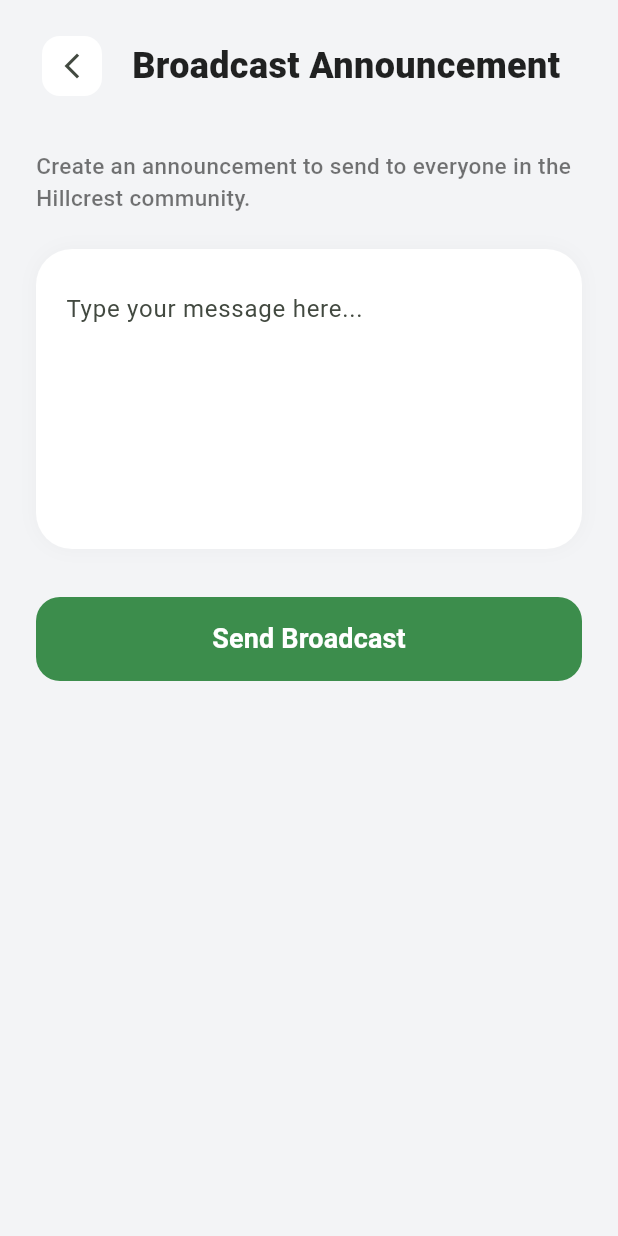
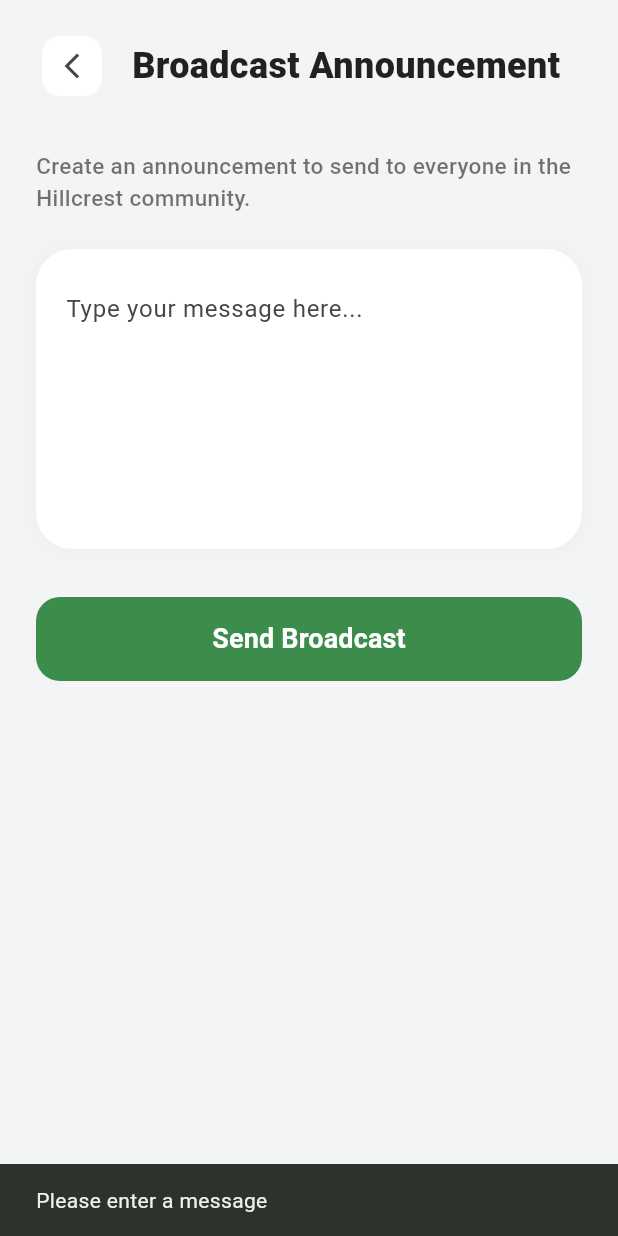
Before and after one commit to zuchichi/App-for-Hillcrest, a Flutter app: the BroadcastPage screen opened directly, after a tap on "Send Broadcast", on a phone screen of 412 x 824 dp. Run offline on Flutter 3.47's test engine with Material 3 defaults, Android fonts, the phone set to English and light mode, and no system bars; our stand-ins replace cloud_firestore, confetti, firebase_auth, firebase_core, firebase_messaging, flutter_local_notifications and 2 more; accounts and stored records are empty.

Commit message:
Apparently none of the changes that I've done over this past week have actually committed and I don't care enough to redo the comments, so if you care enough to see what I changed read through the changes

```diff
--- a/app_for_hillcrest/lib/main.dart
+++ b/app_for_hillcrest/lib/main.dart
@@ -1,9 +1,16 @@
 import 'package:flutter/material.dart';
 import 'package:firebase_core/firebase_core.dart';
-import 'package:flutter/foundation.dart' show defaultTargetPlatform, kIsWeb;
+import 'package:firebase_messaging/firebase_messaging.dart';
+import 'package:flutter/foundation.dart' show defaultTargetPlatform, kIsWeb, debugPrint, TargetPlatform;
 import 'firebase_options.dart';
+import 'services/notification_service.dart';
 
 import 'app.dart';
+
+Future<void> _firebaseMessagingBackgroundHandler(RemoteMessage message) async {
+  // Handle background messages here if needed
+  await Firebase.initializeApp();
+}
 
 void main() async {
   WidgetsFlutterBinding.ensureInitialized();
@@ -19,6 +26,11 @@ void main() async {
         options: DefaultFirebaseOptions.currentPlatform,
       );
       firebaseAvailable = true;
+
+      // Initialize notifications
+      FirebaseMessaging.onBackgroundMessage(_firebaseMessagingBackgroundHandler);
+      await NotificationService.initialize();
+
     } catch (e) {
       debugPrint("Firebase initialization failed: $e");
     }
--- a/app_for_hillcrest/lib/pages/broadcast_page.dart
+++ b/app_for_hillcrest/lib/pages/broadcast_page.dart
@@ -1,6 +1,8 @@
 import 'package:flutter/material.dart';
 import '../theme/app_theme.dart';
 import '../data/translations.dart';
+import '../services/auth_service.dart';
+import '../services/broadcast_service.dart';
 
 class BroadcastPage extends StatefulWidget {
   const BroadcastPage({super.key});
@@ -12,20 +14,42 @@ class BroadcastPage extends StatefulWidget {
 class _BroadcastPageState extends State<BroadcastPage> {
   final _messageController = TextEditingController();
   bool _isSending = false;
+  final AuthService _authService = AuthService();
+  final BroadcastService _broadcastService = BroadcastService();
 
   void _handleSend() async {
-    if (_messageController.text.trim().isEmpty) return;
+    final message = _messageController.text.trim();
+    if (message.isEmpty) {
+      ScaffoldMessenger.of(context).showSnackBar(
+        const SnackBar(content: Text('Please enter a message')),
+      );
+      return;
+    }
 
     setState(() => _isSending = true);
-    // Simulate sending
-    await Future.delayed(const Duration(seconds: 1));
+
+    final userModel = await _authService.userModelStream.first;
+    final senderName = userModel?.fullName ?? 'Admin';
+
+    final error = await _broadcastService.sendBroadcast(
+      title: 'Admin Notification From $senderName:',
+      message: message,
+      senderUid: _authService.currentUser?.uid ?? '',
+    );
+
     setState(() => _isSending = false);
 
     if (mounted) {
+      if (error == null) {
         ScaffoldMessenger.of(context).showSnackBar(
           const SnackBar(content: Text('Announcement broadcasted to all users!')),
         );
         Navigator.pop(context);
+      } else {
+        ScaffoldMessenger.of(context).showSnackBar(
+          SnackBar(content: Text('Error: $error')),
+        );
+      }
     }
   }
 
@@ -34,7 +58,9 @@ class _BroadcastPageState extends State<BroadcastPage> {
     return Scaffold(
       backgroundColor: AppTheme.background,
       body: SafeArea(
+        child: SingleChildScrollView( // Fixed bottom overflow
           child: Column(
+            crossAxisAlignment: CrossAxisAlignment.start,
             children: [
               Padding(
                 padding: const EdgeInsets.fromLTRB(24, 20, 24, 8),
@@ -51,12 +77,14 @@ class _BroadcastPageState extends State<BroadcastPage> {
                       ),
                     ),
                     const SizedBox(width: 16),
-                  Text(
+                    Expanded( // Fixed right overflow
+                      child: Text(
                         TranslationService.translate('broadcast'),
                         style: const TextStyle(
                           fontSize: 24,
                           fontWeight: FontWeight.w800,
                           color: Colors.black87,
+                        ),
                       ),
                     ),
                   ],
@@ -121,6 +149,7 @@ class _BroadcastPageState extends State<BroadcastPage> {
             ],
           ),
         ),
+      ),
     );
   }
 }
```
Also changed, not shown: app_for_hillcrest/lib/pages/dashboard_shell.dart (+67 -0 lines), app_for_hillcrest/lib/pages/home_page.dart (+13 -5 lines), app_for_hillcrest/lib/pages/ride_details_page.dart (+24 -77 lines), app_for_hillcrest/lib/pages/settings_page.dart (+15 -3 lines), app_for_hillcrest/lib/services/notification_service.dart (+29 -12 lines), app_for_hillcrest/pubspec.yaml (+7 -4 lines), app_for_hillcrest/pubspec.lock, 1 other file. Lines whose indentation alone changed are shown as unchanged.
